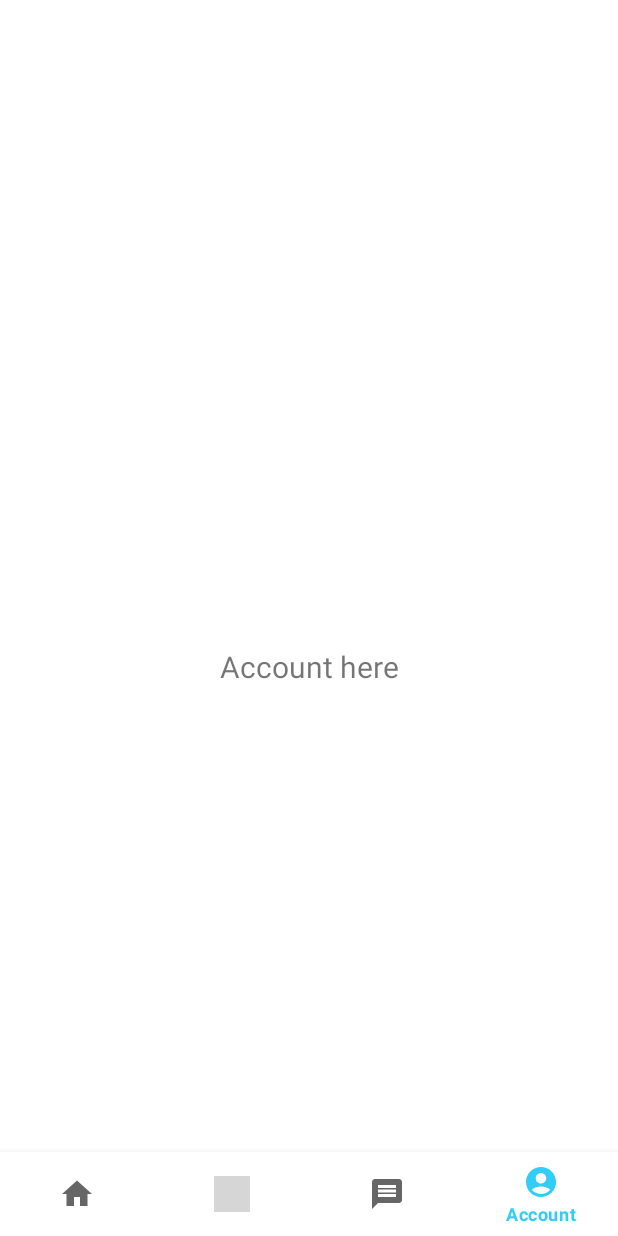
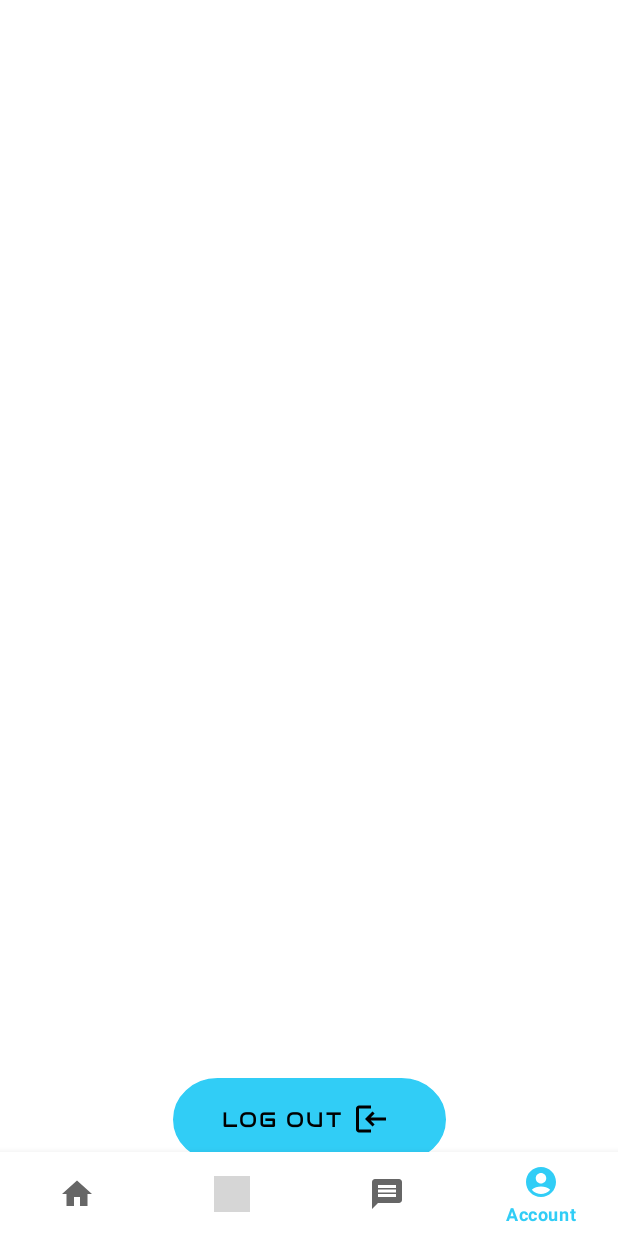
Before and after one commit to ThreeSmart/NAVIO, an Android app: the AccountFragment screen opened through its navigation route, on a phone screen of 412 x 824 dp. Run offline under Robolectric (Android 15) with nearby library versions, the phone set to English and light mode, and no system bars; our stand-ins replace navigation-ui; grey boxes are pictures that could not be loaded.

Commit message:
addded logout

```diff
--- a/app/src/main/java/com/example/navio/ui/lets_start/LetsStartActivity.java
+++ b/app/src/main/java/com/example/navio/ui/lets_start/LetsStartActivity.java
@@ -141,7 +141,6 @@ public class LetsStartActivity extends AppCompatActivity {
         LocalStorage.getInstance()
                 .setContext(this)
                 .setKey(getString(R.string.local_lets_start))
-                .setMode(MODE_PRIVATE)
                 .writeBoolean(getString(R.string.local_executed), true);
     }
 
--- a/app/src/main/java/com/example/navio/ui/login/LoginActivity.java
+++ b/app/src/main/java/com/example/navio/ui/login/LoginActivity.java
@@ -44,7 +44,6 @@ public class LoginActivity extends AppCompatActivity {
                                     final String jwt = String.valueOf(s.get("jwt"));
                                     LocalStorage.getInstance()
                                             .setContext(this)
-                                            .setMode(MODE_PRIVATE)
                                             .setKey(getString(R.string.local_authentication))
                                             .writeString(getString(R.string.local_jwt), jwt);
                                     final Intent intent = new Intent(this, MainActivity.class);
--- a/app/src/main/java/com/example/navio/ui/splash/SplashActivity.java
+++ b/app/src/main/java/com/example/navio/ui/splash/SplashActivity.java
@@ -26,7 +26,6 @@ public class SplashActivity extends AppCompatActivity {
         new Handler().postDelayed(() -> {
             boolean letsStartExecuted = LocalStorage.getInstance()
                     .setContext(this)
-                    .setMode(MODE_PRIVATE)
                     .setKey(getString(R.string.local_lets_start))
                     .getBoolean(getString(R.string.local_executed));
 
@@ -36,7 +35,6 @@ public class SplashActivity extends AppCompatActivity {
             } else {
                 final String jwt = LocalStorage.getInstance()
                         .setContext(this)
-                        .setMode(MODE_PRIVATE)
                         .setKey(getString(R.string.local_authentication))
                         .getString(getString(R.string.local_jwt));
 
--- /dev/null
+++ b/app/src/main/res/drawable/logout_icon.xml
@@ -0,0 +1,18 @@
+<rotate xmlns:android="http://schemas.android.com/apk/res/android"
+    android:fromDegrees="180"
+    android:pivotX="50%"
+    android:pivotY="50%"
+    android:toDegrees="90">
+
+    <vector
+        android:width="24dp"
+        android:height="24dp"
+        android:tint="#000000"
+        android:viewportWidth="24"
+        android:viewportHeight="24">
+        <path
+            android:fillColor="@android:color/white"
+            android:pathData="M11,7L9.6,8.4l2.6,2.6H2v2h10.2l-2.6,2.6L11,17l5,-5L11,7zM20,19h-8v2h8c1.1,0 2,-0.9 2,-2V5c0,-1.1 -0.9,-2 -2,-2h-8v2h8V19z" />
+    </vector>
+
+</rotate>
--- a/app/src/main/res/layout/fragment_account.xml
+++ b/app/src/main/res/layout/fragment_account.xml
@@ -7,18 +7,21 @@
     tools:actionBarNavMode="list"
     tools:context=".ui.messages.MessagesFragment">
 
-    <TextView
-        android:id="@+id/text_dashboard"
-        android:layout_width="match_parent"
+    <Button
+        android:id="@+id/logout_button"
+        android:layout_width="wrap_content"
         android:layout_height="wrap_content"
-        android:layout_marginStart="8dp"
-        android:layout_marginTop="8dp"
-        android:layout_marginEnd="8dp"
-        android:text="Account here"
-        android:textAlignment="center"
-        android:textSize="20sp"
+        android:layout_marginBottom="50dp"
+        android:background="@drawable/login_button"
+        android:drawableEnd="@drawable/logout_icon"
+        android:fontFamily="@font/audiowide_regular"
+        android:paddingStart="32dp"
+        android:paddingEnd="38dp"
+        android:text="@string/log_out"
+        android:textColor="@color/black"
         app:layout_constraintBottom_toBottomOf="parent"
         app:layout_constraintEnd_toEndOf="parent"
         app:layout_constraintStart_toStartOf="parent"
-        app:layout_constraintTop_toTopOf="parent" />
+        tools:ignore="RtlSymmetry" />
+
 </androidx.constraintlayout.widget.ConstraintLayout>
--- a/app/src/main/res/values/strings.xml
+++ b/app/src/main/res/values/strings.xml
@@ -21,4 +21,5 @@
     <string name="local_executed">executed</string>
     <string name="local_authentication">Authentication</string>
     <string name="local_jwt">JWT</string>
+    <string name="log_out">Log out</string>
 </resources>
```
Also changed, not shown: app/src/main/java/com/example/navio/backend/local_storage/LocalStorage.java (+9 -1 lines), app/src/main/java/com/example/navio/ui/account/AccountFragment.java (+21 -0 lines), app/src/main/res/drawable/login_icon.xml (+9 -4 lines).
